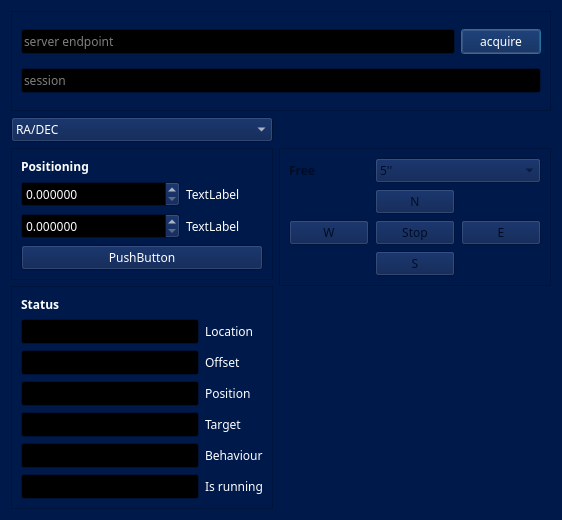
widev3/wide3, file control/keypad/ui/keypad.ui: the form before one commit.
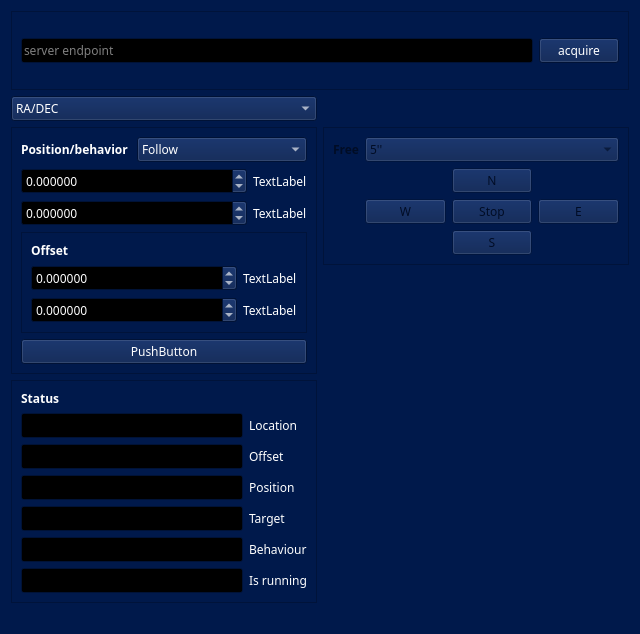
The form after the commit.

Commit message: add behavior and offset in keypad, submodule update

Patch:
```diff
--- a/control/keypad/ui/keypad.ui
+++ b/control/keypad/ui/keypad.ui
@@ -6,8 +6,8 @@
    <rect>
     <x>0</x>
     <y>0</y>
-    <width>562</width>
-    <height>520</height>
+    <width>640</width>
+    <height>634</height>
    </rect>
   </property>
   <property name="palette">
@@ -488,49 +488,18 @@
    <string>Keypad</string>
   </property>
   <layout class="QGridLayout" name="gridLayout_3">
-   <item row="0" column="0" colspan="2">
-    <widget class="QFrame" name="frame">
-     <property name="frameShape">
-      <enum>QFrame::Shape::StyledPanel</enum>
-     </property>
-     <property name="frameShadow">
-      <enum>QFrame::Shadow::Raised</enum>
-     </property>
-     <layout class="QGridLayout" name="gridLayout">
-      <item row="0" column="2">
-       <widget class="QPushButton" name="pushButtonLink">
-        <property name="text">
-         <string>acquire</string>
-        </property>
-        <property name="iconSize">
-         <size>
-          <width>25</width>
-          <height>25</height>
-         </size>
-        </property>
-       </widget>
-      </item>
-      <item row="0" column="1">
-       <widget class="QLineEdit" name="lineEditEndpoint">
-        <property name="text">
-         <string/>
-        </property>
-        <property name="placeholderText">
-         <string>server endpoint</string>
-        </property>
-       </widget>
-      </item>
-      <item row="1" column="1" colspan="2">
-       <widget class="QLineEdit" name="lineEditSID">
-        <property name="readOnly">
-         <bool>true</bool>
-        </property>
-        <property name="placeholderText">
-         <string>session</string>
-        </property>
-       </widget>
-      </item>
-     </layout>
+   <item row="1" column="0">
+    <widget class="QComboBox" name="comboBoxCoords">
+     <item>
+      <property name="text">
+       <string>RA/DEC</string>
+      </property>
+     </item>
+     <item>
+      <property name="text">
+       <string>ALT/AZ</string>
+      </property>
+     </item>
     </widget>
    </item>
    <item row="2" column="1" rowspan="2" alignment="Qt::AlignmentFlag::AlignTop">
@@ -545,10 +514,10 @@
       <enum>QFrame::Shadow::Raised</enum>
      </property>
      <layout class="QGridLayout" name="gridLayout_2">
-      <item row="4" column="2">
-       <widget class="QPushButton" name="pushButtonStop">
+      <item row="6" column="2">
+       <widget class="QPushButton" name="pushButtonS">
         <property name="text">
-         <string>Stop</string>
+         <string>S</string>
         </property>
         <property name="iconSize">
          <size>
@@ -558,7 +527,7 @@
         </property>
        </widget>
       </item>
-      <item row="3" column="2">
+      <item row="4" column="2">
        <widget class="QPushButton" name="pushButtonN">
         <property name="text">
          <string>N</string>
@@ -571,7 +540,7 @@
         </property>
        </widget>
       </item>
-      <item row="4" column="3">
+      <item row="5" column="3">
        <widget class="QPushButton" name="pushButtonE">
         <property name="text">
          <string>E</string>
@@ -585,9 +554,9 @@
        </widget>
       </item>
       <item row="5" column="2">
-       <widget class="QPushButton" name="pushButtonS">
+       <widget class="QPushButton" name="pushButtonStop">
         <property name="text">
-         <string>S</string>
+         <string>Stop</string>
         </property>
         <property name="iconSize">
          <size>
@@ -597,7 +566,7 @@
         </property>
        </widget>
       </item>
-      <item row="4" column="1">
+      <item row="5" column="1">
        <widget class="QPushButton" name="pushButtonW">
         <property name="text">
          <string>W</string>
@@ -610,26 +579,7 @@
         </property>
        </widget>
       </item>
-      <item row="2" column="1">
-       <widget class="QLabel" name="label_9">
-        <property name="sizePolicy">
-         <sizepolicy hsizetype="Fixed" vsizetype="Fixed">
-          <horstretch>0</horstretch>
-          <verstretch>0</verstretch>
-         </sizepolicy>
-        </property>
-        <property name="font">
-         <font>
-          <family>Wix Madefor Display</family>
-          <bold>true</bold>
-         </font>
-        </property>
-        <property name="text">
-         <string>Free</string>
-        </property>
-       </widget>
-      </item>
-      <item row="2" column="2" colspan="2">
+      <item row="3" column="1" colspan="3">
        <widget class="QComboBox" name="comboBoxRanges">
         <item>
          <property name="text">
@@ -673,9 +623,54 @@
         </item>
        </widget>
       </item>
+      <item row="3" column="0">
+       <widget class="QLabel" name="label_9">
+        <property name="sizePolicy">
+         <sizepolicy hsizetype="Fixed" vsizetype="Fixed">
+          <horstretch>0</horstretch>
+          <verstretch>0</verstretch>
+         </sizepolicy>
+        </property>
+        <property name="font">
+         <font>
+          <family>Wix Madefor Display</family>
+          <bold>true</bold>
+         </font>
+        </property>
+        <property name="text">
+         <string>Free</string>
+        </property>
+       </widget>
+      </item>
      </layout>
     </widget>
    </item>
+   <item row="5" column="1">
+    <spacer name="horizontalSpacer_2">
+     <property name="orientation">
+      <enum>Qt::Orientation::Horizontal</enum>
+     </property>
+     <property name="sizeHint" stdset="0">
+      <size>
+       <width>40</width>
+       <height>20</height>
+      </size>
+     </property>
+    </spacer>
+   </item>
+   <item row="5" column="0">
+    <spacer name="horizontalSpacer">
+     <property name="orientation">
+      <enum>Qt::Orientation::Horizontal</enum>
+     </property>
+     <property name="sizeHint" stdset="0">
+      <size>
+       <width>40</width>
+       <height>20</height>
+      </size>
+     </property>
+    </spacer>
+   </item>
    <item row="3" column="0">
     <widget class="QFrame" name="frame_2">
      <property name="frameShape">
@@ -794,6 +789,19 @@
       <enum>QFrame::Shadow::Raised</enum>
      </property>
      <layout class="QGridLayout" name="gridLayout_4">
+      <item row="5" column="2">
+       <widget class="QLabel" name="label1Coord2">
+        <property name="sizePolicy">
+         <sizepolicy hsizetype="Fixed" vsizetype="Preferred">
+          <horstretch>0</horstretch>
+          <verstretch>0</verstretch>
+         </sizepolicy>
+        </property>
+        <property name="text">
+         <string>TextLabel</string>
+        </property>
+       </widget>
+      </item>
       <item row="1" column="0">
        <widget class="QLabel" name="label_3">
         <property name="font">
@@ -803,27 +811,7 @@
          </font>
         </property>
         <property name="text">
-         <string>Positioning</string>
-        </property>
-       </widget>
-      </item>
-      <item row="7" column="0" colspan="3">
-       <widget class="QPushButton" name="pushButtonRADEC">
-        <property name="text">
-         <string>PushButton</string>
-        </property>
-        <property name="iconSize">
-         <size>
-          <width>25</width>
-          <height>25</height>
-         </size>
-        </property>
-       </widget>
-      </item>
-      <item row="4" column="2">
-       <widget class="QLabel" name="labelCoord1">
-        <property name="text">
-         <string>TextLabel</string>
+         <string>Position/behavior</string>
         </property>
        </widget>
       </item>
@@ -832,12 +820,24 @@
         <property name="decimals">
          <number>6</number>
         </property>
+        <property name="minimum">
+         <double>-180.000000000000000</double>
+        </property>
+        <property name="maximum">
+         <double>180.000000000000000</double>
+        </property>
        </widget>
       </item>
-      <item row="5" column="2">
-       <widget class="QLabel" name="labelCoord2">
+      <item row="11" column="0" colspan="3">
+       <widget class="QPushButton" name="pushButtonRADEC">
         <property name="text">
-         <string>TextLabel</string>
+         <string>PushButton</string>
+        </property>
+        <property name="iconSize">
+         <size>
+          <width>25</width>
+          <height>25</height>
+         </size>
         </property>
        </widget>
       </item>
@@ -846,23 +846,165 @@
         <property name="decimals">
          <number>6</number>
         </property>
+        <property name="minimum">
+         <double>-180.000000000000000</double>
+        </property>
+        <property name="maximum">
+         <double>180.000000000000000</double>
+        </property>
+       </widget>
+      </item>
+      <item row="1" column="1" colspan="2">
+       <widget class="QComboBox" name="comboBoxBehavior">
+        <item>
+         <property name="text">
+          <string>Follow</string>
+         </property>
+        </item>
+        <item>
+         <property name="text">
+          <string>Transit</string>
+         </property>
+        </item>
+        <item>
+         <property name="text">
+          <string>Route</string>
+         </property>
+        </item>
+       </widget>
+      </item>
+      <item row="4" column="2">
+       <widget class="QLabel" name="label1Coord1">
+        <property name="sizePolicy">
+         <sizepolicy hsizetype="Fixed" vsizetype="Preferred">
+          <horstretch>0</horstretch>
+          <verstretch>0</verstretch>
+         </sizepolicy>
+        </property>
+        <property name="text">
+         <string>TextLabel</string>
+        </property>
+       </widget>
+      </item>
+      <item row="10" column="0" colspan="3">
+       <widget class="QFrame" name="frameOffset">
+        <property name="frameShape">
+         <enum>QFrame::Shape::StyledPanel</enum>
+        </property>
+        <property name="frameShadow">
+         <enum>QFrame::Shadow::Raised</enum>
+        </property>
+        <layout class="QGridLayout" name="gridLayout_6">
+         <item row="3" column="2">
+          <widget class="QLabel" name="label2Coord1">
+           <property name="sizePolicy">
+            <sizepolicy hsizetype="Fixed" vsizetype="Preferred">
+             <horstretch>0</horstretch>
+             <verstretch>0</verstretch>
+            </sizepolicy>
+           </property>
+           <property name="text">
+            <string>TextLabel</string>
+           </property>
+          </widget>
+         </item>
+         <item row="4" column="2">
+          <widget class="QLabel" name="label2Coord2">
+           <property name="sizePolicy">
+            <sizepolicy hsizetype="Fixed" vsizetype="Preferred">
+             <horstretch>0</horstretch>
+             <verstretch>0</verstretch>
+            </sizepolicy>
+           </property>
+           <property name="text">
+            <string>TextLabel</string>
+           </property>
+          </widget>
+         </item>
+         <item row="2" column="0">
+          <widget class="QLabel" name="label_10">
+           <property name="sizePolicy">
+            <sizepolicy hsizetype="Fixed" vsizetype="Preferred">
+             <horstretch>0</horstretch>
+             <verstretch>0</verstretch>
+            </sizepolicy>
+           </property>
+           <property name="font">
+            <font>
+             <family>Wix Madefor Display</family>
+             <bold>true</bold>
+            </font>
+           </property>
+           <property name="text">
+            <string>Offset</string>
+           </property>
+          </widget>
+         </item>
+         <item row="3" column="0" colspan="2">
+          <widget class="QDoubleSpinBox" name="doubleSpinBox_3">
+           <property name="decimals">
+            <number>6</number>
+           </property>
+           <property name="minimum">
+            <double>-1000000000.000000000000000</double>
+           </property>
+           <property name="maximum">
+            <double>1000000000.000000000000000</double>
+           </property>
+          </widget>
+         </item>
+         <item row="4" column="0" colspan="2">
+          <widget class="QDoubleSpinBox" name="doubleSpinBox_4">
+           <property name="decimals">
+            <number>6</number>
+           </property>
+           <property name="minimum">
+            <double>-180.000000000000000</double>
+           </property>
+           <property name="maximum">
+            <double>180.000000000000000</double>
+           </property>
+          </widget>
+         </item>
+        </layout>
        </widget>
       </item>
      </layout>
     </widget>
    </item>
-   <item row="1" column="0">
-    <widget class="QComboBox" name="comboBoxCoords">
-     <item>
-      <property name="text">
-       <string>RA/DEC</string>
-      </property>
-     </item>
-     <item>
-      <property name="text">
-       <string>ALT/AZ</string>
-      </property>
-     </item>
+   <item row="0" column="0" colspan="2">
+    <widget class="QFrame" name="frame">
+     <property name="frameShape">
+      <enum>QFrame::Shape::StyledPanel</enum>
+     </property>
+     <property name="frameShadow">
+      <enum>QFrame::Shadow::Raised</enum>
+     </property>
+     <layout class="QGridLayout" name="gridLayout">
+      <item row="0" column="1">
+       <widget class="QLineEdit" name="lineEditEndpoint">
+        <property name="text">
+         <string/>
+        </property>
+        <property name="placeholderText">
+         <string>server endpoint</string>
+        </property>
+       </widget>
+      </item>
+      <item row="0" column="2">
+       <widget class="QPushButton" name="pushButtonLink">
+        <property name="text">
+         <string>acquire</string>
+        </property>
+        <property name="iconSize">
+         <size>
+          <width>25</width>
+          <height>25</height>
+         </size>
+        </property>
+       </widget>
+      </item>
+     </layout>
     </widget>
    </item>
   </layout>
```
The commit also changes 6 other files.
